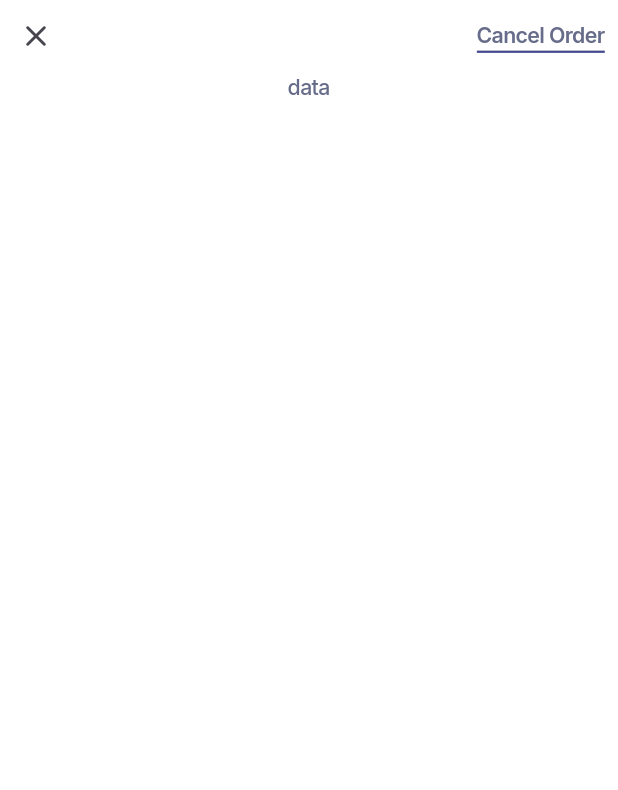
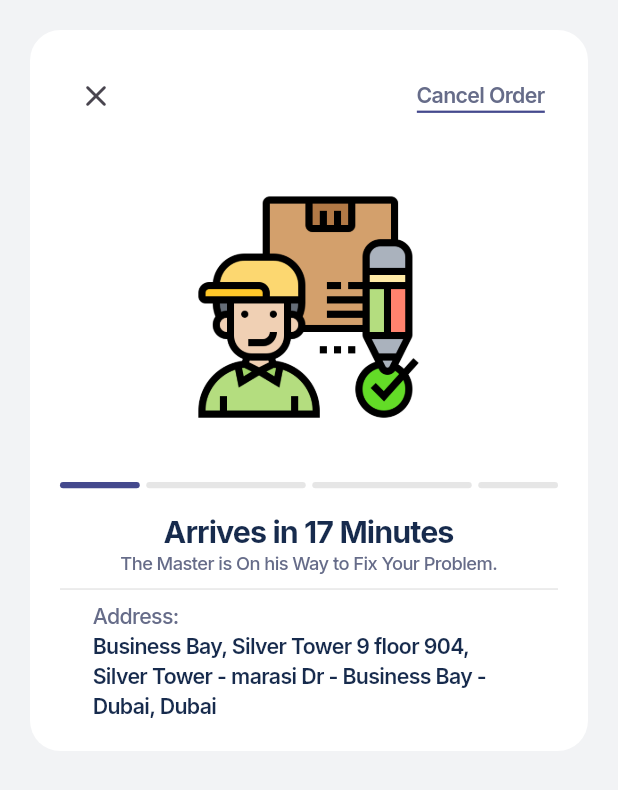
Before and after one commit to aymer-prime/gelirx, a Flutter app: the OrderDetailsPage screen opened by its route, on a phone screen of 412 x 824 dp. Shown: the top 790 px of the screen. Run offline on Flutter 3.47's test engine with Material 3 defaults, Android fonts, the phone set to English and light mode, and no system bars; our stand-ins replace another_flushbar, auto_route, bloc, cached_network_image, connectivity_plus, dartz and 24 more; missing offline and left inert: dart:ffi, flutter_callkit_incoming, flutter_facebook_auth, flutter_map_cancellable_tile_provider, geolocator_platform_interface; accounts and stored records are empty.

Commit message:
order details page UI update

```diff
--- a/lib/app/utils/resources/assets_manager.dart
+++ b/lib/app/utils/resources/assets_manager.dart
@@ -23,6 +23,7 @@ class ImageAssets {
   static const String question = '$imagePath/drawer/question.png';
   static const String light = '$imagePath/drawer/light.png';
   static const String dark = '$imagePath/drawer/dark.png';
+  static const String confirm = '$imagePath/misc/confirm.png';
   //navbar
   static const String navbarBooking = '$imagePath/navbar/navbar_booking.svg';
   static const String navbarHome = '$imagePath/navbar/navbar_home.svg';
--- a/lib/features/home/presentation/widgets/home_draggable_sheet.dart
+++ b/lib/features/home/presentation/widgets/home_draggable_sheet.dart
@@ -1,5 +1,6 @@
 import 'dart:ui';
 
+import 'package:auto_route/auto_route.dart';
 import 'package:cached_network_image/cached_network_image.dart';
 import 'package:flutter/material.dart';
 import 'package:flutter/services.dart';
@@ -7,6 +8,7 @@ import 'package:flutter_screenutil/flutter_screenutil.dart';
 import 'package:flutter_svg/svg.dart';
 import 'package:gelirx/app/extensions/List.dart';
 import 'package:gelirx/app/extensions/context.dart';
+import 'package:gelirx/app/navigation/app_router.dart';
 import 'package:gelirx/app/utils/resources/assets_manager.dart';
 import 'package:gelirx/app/utils/resources/color_manager.dart';
 import 'package:gelirx/app/utils/resources/values_manager.dart';
@@ -455,7 +457,10 @@ Future<dynamic> bookServiceBottomSheet(
                             children: [
                               Flexible(
                                 child: ElevatedButton(
-                                  onPressed: () {},
+                                  onPressed: () {
+                                    context.router
+                                        .push(const OrderDetailsRoute());
+                                  },
                                   child: const SizedBox(
                                     child: Center(
                                       child: Text('Book service'),
--- a/lib/features/order_details/presentation/pages/order_details_page.dart
+++ b/lib/features/order_details/presentation/pages/order_details_page.dart
@@ -1,7 +1,9 @@
 import 'package:auto_route/auto_route.dart';
 import 'package:flutter/material.dart';
 import 'package:flutter_screenutil/flutter_screenutil.dart';
+import 'package:gelirx/app/extensions/List.dart';
 import 'package:gelirx/app/extensions/context.dart';
+import 'package:gelirx/app/utils/resources/assets_manager.dart';
 import 'package:gelirx/app/utils/resources/color_manager.dart';
 import 'package:gelirx/app/utils/resources/values_manager.dart';
 
@@ -12,15 +14,24 @@ class OrderDetailsPage extends StatelessWidget {
   @override
   Widget build(BuildContext context) {
     return Scaffold(
-      backgroundColor: ColorManager.white,
       body: SafeArea(
+        child: Container(
+          padding: EdgeInsets.all(AppPadding.p20),
+          margin: EdgeInsets.all(AppMargin.m20),
+          decoration: BoxDecoration(
+            color: ColorManager.white,
+            borderRadius: BorderRadius.circular(AppSize.s20.r),
+          ),
           child: Column(
+            mainAxisSize: MainAxisSize.min,
             children: [
               Row(
                 mainAxisAlignment: MainAxisAlignment.spaceBetween,
                 children: [
                   IconButton(
-                  onPressed: () {},
+                    onPressed: () {
+                      Navigator.pop(context);
+                    },
                     icon: Icon(Icons.close_rounded),
                   ),
                   Padding(
@@ -28,8 +39,8 @@ class OrderDetailsPage extends StatelessWidget {
                     child: Container(
                       decoration: BoxDecoration(
                         border: Border(
-                        bottom:
-                            BorderSide(width: 1.5, color: ColorManager.primary),
+                          bottom: BorderSide(
+                              width: 1.5, color: ColorManager.primary),
                         ),
                       ),
                       child: Text(
@@ -40,8 +51,91 @@ class OrderDetailsPage extends StatelessWidget {
                   ),
                 ],
               ),
-            Text('data'),
+              SizedBox(height: AppSize.s40.h),
+              Image.asset(
+                ImageAssets.confirm,
+                height: AppSize.s150.h,
+              ),
+              SizedBox(height: AppSize.s40.h),
+              Column(
+                children: [
+                  Row(
+                    children: [
+                      Flexible(
+                        flex: 1,
+                        child: Container(
+                          height: AppSize.s4.h,
+                          decoration: BoxDecoration(
+                            color: ColorManager.primary,
+                            borderRadius: BorderRadius.circular(AppSize.s8.r),
+                          ),
+                        ),
+                      ),
+                      Flexible(
+                        flex: 2,
+                        child: Container(
+                          height: AppSize.s4.h,
+                          decoration: BoxDecoration(
+                            color: ColorManager.disabledButtonTextColor,
+                            borderRadius: BorderRadius.circular(AppSize.s8.r),
+                          ),
+                        ),
+                      ),
+                      Flexible(
+                        flex: 2,
+                        child: Container(
+                          height: AppSize.s4.h,
+                          decoration: BoxDecoration(
+                            color: ColorManager.disabledButtonTextColor,
+                            borderRadius: BorderRadius.circular(AppSize.s8.r),
+                          ),
+                        ),
+                      ),
+                      Flexible(
+                        flex: 1,
+                        child: Container(
+                          height: AppSize.s4.h,
+                          decoration: BoxDecoration(
+                            color: ColorManager.disabledButtonTextColor,
+                            borderRadius: BorderRadius.circular(AppSize.s8.r),
+                          ),
+                        ),
+                      ),
+                    ].separateWith(SizedBox(width: AppSize.s4.w)),
+                  ),
+                  SizedBox(height: AppSize.s16.h),
+                  Text(
+                    'Arrives in 17 Minutes',
+                    style: context.textTheme.displaySmall,
+                  ),
+                  Text(
+                    'The Master is On his Way to Fix Your Problem.',
+                    style: context.textTheme.labelSmall,
+                  ),
                 ],
+              ),
+              Divider(
+                color: ColorManager.disabledButtonTextColor,
+                thickness: AppSize.s1,
+              ),
+              Padding(
+                padding: EdgeInsets.symmetric(horizontal: AppPadding.p20.w),
+                child: Column(
+                  crossAxisAlignment: CrossAxisAlignment.start,
+                  children: [
+                    Text(
+                      'Address:',
+                      style: context.textTheme.titleSmall,
+                    ),
+                    Text(
+                      'Business Bay, Silver Tower 9 floor 904, Silver Tower - marasi Dr - Business Bay - Dubai, Dubai',
+                      style: context.textTheme.labelLarge,
+                    )
+                  ],
+                ),
+              ),
+            ],
+          ),
         ),
       ),
     );
```
Also changed, not shown: assets/images/misc/confirm.png (added). Lines whose indentation alone changed are shown as unchanged.
